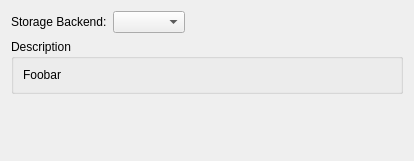
Old version of the form src/qtui/ui/coreconfigwizardstorageselectionpage.ui in the repository quassel/quassel.
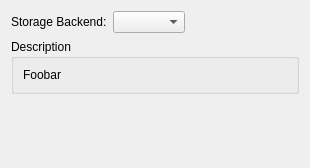
New version of the form.

Diff of the .ui file:
```diff
--- a/src/qtui/ui/coreconfigwizardstorageselectionpage.ui
+++ b/src/qtui/ui/coreconfigwizardstorageselectionpage.ui
@@ -5,8 +5,8 @@
    <rect>
     <x>0</x>
     <y>0</y>
-    <width>400</width>
-    <height>161</height>
+    <width>310</width>
+    <height>168</height>
    </rect>
   </property>
   <property name="windowTitle" >
@@ -73,14 +73,14 @@
     </widget>
    </item>
    <item>
-    <spacer>
+    <spacer name="verticalSpacer" >
      <property name="orientation" >
       <enum>Qt::Vertical</enum>
      </property>
-     <property name="sizeHint" >
+     <property name="sizeHint" stdset="0" >
       <size>
-       <width>392</width>
-       <height>51</height>
+       <width>20</width>
+       <height>40</height>
       </size>
      </property>
     </spacer>
```
Left out of the diff: 2 changed lines with no effect on the pictures.
